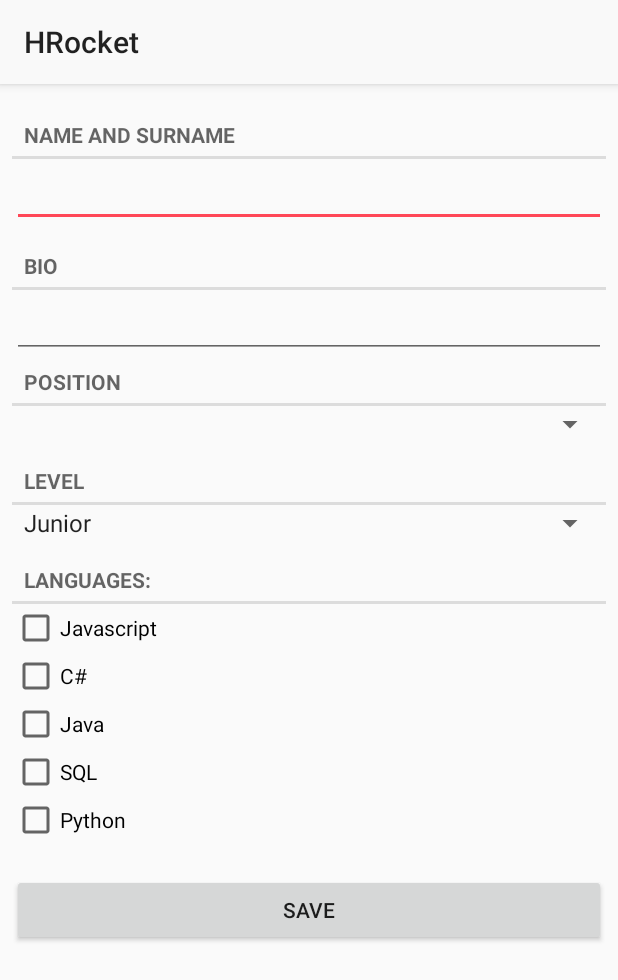
After one commit to akali/MyApp, an Android app: the CreateCandidateActivity screen opened directly, with no data from a screen before it, on a phone screen of 412 x 824 dp. The commit adds this screen. Shown: the top 980 px of the screen. Run offline under Robolectric (Android 15) with nearby library versions, the phone set to English and light mode, and no system bars; our stand-ins replace Firebase (no records; nobody signed in at launch, a user with empty details on screens opened directly); 1 statement that could not run was skipped.

Commit message:
[wip] to merge

```diff
--- a/app/src/main/java/com/example/hrapp/CandidateFragment.java
+++ b/app/src/main/java/com/example/hrapp/CandidateFragment.java
@@ -1,6 +1,7 @@
 package com.example.hrapp;
 
 
+import android.content.Intent;
 import android.os.Bundle;
 import android.support.annotation.NonNull;
 import android.support.annotation.Nullable;
@@ -20,11 +21,15 @@ import com.example.hrapp.models.Position;
 import java.util.Arrays;
 import java.util.List;
 
+import static android.app.Activity.RESULT_OK;
+
 
 /**
  * A simple {@link Fragment} subclass.
  */
 public class CandidateFragment extends Fragment {
+
+    private static final int CREATE_CANDIDATE_REQUEST_CODE = 101;
 
     public CandidateFragment() {
         // Required empty public constructor
@@ -77,6 +82,16 @@ public class CandidateFragment extends Fragment {
     }
 
     private void onAddClick() {
+        Intent intent = new Intent(getContext(), CreateCandidateActivity.class);
+        startActivityForResult(intent, CREATE_CANDIDATE_REQUEST_CODE);
+    }
 
+    @Override
+    public void onActivityResult(int requestCode, int resultCode, Intent data) {
+        super.onActivityResult(requestCode, resultCode, data);
+
+        if (requestCode == CREATE_CANDIDATE_REQUEST_CODE && resultCode == RESULT_OK) {
+
+        }
     }
 }
--- /dev/null
+++ b/app/src/main/java/com/example/hrapp/CreateCandidateActivity.java
@@ -0,0 +1,187 @@
+package com.example.hrapp;
+
+import android.support.annotation.NonNull;
+import android.support.v7.app.AppCompatActivity;
+import android.os.Bundle;
+import android.text.TextUtils;
+import android.util.Log;
+import android.view.View;
+import android.widget.AdapterView;
+import android.widget.ArrayAdapter;
+import android.widget.Button;
+import android.widget.CheckBox;
+import android.widget.CompoundButton;
+import android.widget.EditText;
+import android.widget.Spinner;
+import android.widget.Toast;
+
+import com.example.hrapp.models.Candidate;
+import com.example.hrapp.models.Language;
+import com.example.hrapp.models.Position;
+import com.google.firebase.database.DataSnapshot;
+import com.google.firebase.database.DatabaseError;
+import com.google.firebase.database.DatabaseReference;
+import com.google.firebase.database.FirebaseDatabase;
+import com.google.firebase.database.ValueEventListener;
+
+import java.util.ArrayList;
+import java.util.List;
+import java.util.concurrent.ConcurrentLinkedQueue;
+
+public class CreateCandidateActivity extends AppCompatActivity {
+
+  private CheckBox mJavascript;
+  private CheckBox mCsharp;
+  private CheckBox mJava;
+  private CheckBox mSql;
+  private CheckBox mPython;
+  private List<Language> mLanguages;
+  private int mLanguagesCount;
+
+  private Spinner mPositionSpinner;
+  private Spinner mLevelSpinner;
+  private EditText displayNameEditText;
+  private EditText bioEditText;
+  private Button mSaveButton;
+
+  private int mCount;
+  private String mLevel;
+  private Position mPosition;
+  private String mQuestion;
+  private String mAnswer;
+  private ArrayList<String> mPositions;
+  private ArrayAdapter<CharSequence> mLevelsAdapter;
+  private ArrayAdapter<String> mPositionsAdapter;
+
+
+  private DatabaseReference mQuestionsDatabaseReference;
+  private DatabaseReference mPositionsDatabaseReference;
+  private DatabaseReference mLanguagesDatabaseReference;
+  private List<Position> fullPositions;
+
+  @Override
+  protected void onCreate(Bundle savedInstanceState) {
+    super.onCreate(savedInstanceState);
+    setContentView(R.layout.activity_create_candidate);
+
+    mJavascript = findViewById(R.id.check_javascript);
+    mCsharp = findViewById(R.id.check_csharp);
+    mJava = findViewById(R.id.check_java);
+    mSql = findViewById(R.id.check_sql);
+    mPython = findViewById(R.id.check_python);
+    mLanguages = new ArrayList<>();
+
+    mPositionSpinner = findViewById(R.id.position_spinner);
+    mLevelSpinner = findViewById(R.id.level_spinner);
+    mSaveButton = findViewById(R.id.save_question);
+    displayNameEditText = findViewById(R.id.display_name_edit_text);
+    bioEditText = findViewById(R.id.bio_edit_text);
+    mPositions = new ArrayList<>();
+    fullPositions = new ArrayList<>();
+
+    mPositionsDatabaseReference = FirebaseDatabase.getInstance().getReference().child("Positions");
+
+    mPositionsDatabaseReference.addValueEventListener(new ValueEventListener() {
+      @Override
+      public void onDataChange(@NonNull DataSnapshot dataSnapshot) {
+        for (DataSnapshot dataSnapshot1: dataSnapshot.getChildren()) {
+          Position value = dataSnapshot1.getValue(Position.class);
+          fullPositions.add(value);
+          mPositions.add(value.getName());
+        }
+
+        mPositionsAdapter = new ArrayAdapter<>(CreateCandidateActivity.this,
+          android.R.layout.simple_spinner_item, mPositions);
+        mPositionsAdapter.setDropDownViewResource(android.R.layout.simple_spinner_dropdown_item);
+        mPositionSpinner.setAdapter(mPositionsAdapter);
+      }
+
+      @Override
+      public void onCancelled(@NonNull DatabaseError databaseError) {
+        Log.w("Hello", "Failed to read value.", databaseError.toException());
+      }
+    });
+
+    mPositionSpinner.setOnItemSelectedListener(selectListener);
+
+    mLevelsAdapter = ArrayAdapter.createFromResource(this, R.array.levels,
+      android.R.layout.simple_spinner_item);
+    mLevelsAdapter.setDropDownViewResource(android.R.layout.simple_spinner_dropdown_item);
+    mLevelSpinner.setAdapter(mLevelsAdapter);
+    mLevelSpinner.setOnItemSelectedListener(selectListener);
+
+    mJavascript.setOnCheckedChangeListener(checkedListener);
+    mCsharp.setOnCheckedChangeListener(checkedListener);
+    mJava.setOnCheckedChangeListener(checkedListener);
+    mSql.setOnCheckedChangeListener(checkedListener);
+    mPython.setOnCheckedChangeListener(checkedListener);
+
+    mSaveButton.setOnClickListener(new View.OnClickListener() {
+      @Override
+      public void onClick(View v) {
+        onSave();
+      }
+    });
+  }
+
+  private void onSave() {
+    String displayName = displayNameEditText.getText().toString();
+    String bio = bioEditText.getText().toString();
+
+    if (TextUtils.isEmpty(displayName) || TextUtils.isEmpty(bio)) {
+      Toast.makeText(this, "Please fill name and bio", Toast.LENGTH_SHORT).show();
+      return;
+    }
+
+    Candidate candidate = new Candidate(
+      0,
+      displayName,
+      mLanguages,
+      mPosition,
+      mLevel,
+      bio
+    );
+
+    // TODO: to add into firebase
+
+  }
+
+  AdapterView.OnItemSelectedListener selectListener = new AdapterView.OnItemSelectedListener() {
+    @Override
+    public void onItemSelected(AdapterView<?> parent, View view, int position, long id) {
+      int spinnerId = parent.getId();
+      switch (spinnerId) {
+        case R.id.level_spinner:
+          mLevel = parent.getItemAtPosition(position).toString();
+          break;
+        case R.id.position_spinner:
+          mPosition = fullPositions.get(position);
+          break;
+      }
+    }
+
+    @Override
+    public void onNothingSelected(AdapterView<?> parent) {
+
+    }
+  };
+
+  CompoundButton.OnCheckedChangeListener checkedListener = new CompoundButton.OnCheckedChangeListener() {
+    @Override
+    public void onCheckedChanged(CompoundButton buttonView, boolean isChecked) {
+      Language l = new Language(mLanguages.size(), buttonView.getText().toString());
+      if (isChecked) {
+        mLanguages.add(l);
+      } else {
+        List<Language> nLanguages = new ArrayList<>();
+
+        for (Language mLanguage : mLanguages) {
+          if (!mLanguage.getTitle().equalsIgnoreCase(l.getTitle()))
+            nLanguages.add(new Language(nLanguages.size(), mLanguage.getTitle()));
+        }
+
+        mLanguages = nLanguages;
+      }
+    }
+  };
+}
--- a/app/src/main/java/com/example/hrapp/adapter/CandidateAdapter.java
+++ b/app/src/main/java/com/example/hrapp/adapter/CandidateAdapter.java
@@ -48,7 +48,7 @@ public class CandidateAdapter extends RecyclerView.Adapter<CandidateAdapter.View
       super(itemView);
 
       nameTextView = itemView.findViewById(R.id.name_text_view);
-      bioTextView = itemView.findViewById(R.id.bio_text_view);
+      bioTextView = itemView.findViewById(R.id.bio_edit_text);
       levelButton = itemView.findViewById(R.id.level_button);
     }
 
--- a/app/src/main/java/com/example/hrapp/models/Candidate.java
+++ b/app/src/main/java/com/example/hrapp/models/Candidate.java
@@ -48,6 +48,10 @@ public class Candidate implements Parcelable {
       return new Candidate[size];
     }
   };
+
+  public Candidate() {
+
+  }
 
   @Override
   public String toString() {
--- /dev/null
+++ b/app/src/main/res/layout/activity_create_candidate.xml
@@ -0,0 +1,111 @@
+<?xml version="1.0" encoding="utf-8"?>
+<LinearLayout xmlns:android="http://schemas.android.com/apk/res/android"
+    xmlns:app="http://schemas.android.com/apk/res-auto"
+    xmlns:tools="http://schemas.android.com/tools"
+    android:layout_width="match_parent"
+    android:layout_height="match_parent"
+    tools:context=".CreateCandidateActivity"
+    android:orientation="vertical"
+    android:padding="8dp"
+    >
+
+    <TextView
+        android:layout_width="match_parent"
+        android:layout_height="wrap_content"
+        android:layout_marginTop="10dp"
+        style="?android:listSeparatorTextViewStyle"
+        android:text="Name and Surname" />
+
+    <EditText
+        android:id="@+id/display_name_edit_text"
+        android:layout_width="match_parent"
+        android:layout_height="wrap_content" />
+
+    <TextView
+        android:layout_width="match_parent"
+        android:layout_height="wrap_content"
+        android:layout_marginTop="10dp"
+        style="?android:listSeparatorTextViewStyle"
+        android:text="Bio" />
+
+    <EditText
+        android:id="@+id/bio_edit_text"
+        android:layout_width="match_parent"
+        android:layout_height="wrap_content" />
+
+    <TextView
+        android:layout_width="match_parent"
+        android:layout_height="wrap_content"
+        style="?android:listSeparatorTextViewStyle"
+        android:text="Position"/>
+
+    <Spinner
+        android:id="@+id/position_spinner"
+        android:layout_width="match_parent"
+        android:layout_height="wrap_content" />
+
+    <TextView
+        android:layout_width="match_parent"
+        android:layout_height="wrap_content"
+        android:layout_marginTop="10dp"
+        style="?android:listSeparatorTextViewStyle"
+        android:text="Level"/>
+
+    <Spinner
+        android:id="@+id/level_spinner"
+        android:layout_width="match_parent"
+        android:layout_height="wrap_content"/>
+
+    <TextView
+        android:layout_width="match_parent"
+        android:layout_height="wrap_content"
+        android:layout_marginTop="10dp"
+        style="?android:listSeparatorTextViewStyle"
+        android:text="Languages:" />
+
+    <LinearLayout
+        android:layout_width="match_parent"
+        android:layout_height="wrap_content"
+        android:orientation="vertical">
+
+        <CheckBox
+            android:id="@+id/check_javascript"
+            android:layout_width="wrap_content"
+            android:layout_height="wrap_content"
+            android:text="Javascript"/>
+
+        <CheckBox
+            android:id="@+id/check_csharp"
+            android:layout_width="wrap_content"
+            android:layout_height="wrap_content"
+            android:text="C#"/>
+
+        <CheckBox
+            android:id="@+id/check_java"
+            android:layout_width="wrap_content"
+            android:layout_height="wrap_content"
+            android:text="Java"/>
+
+        <CheckBox
+            android:id="@+id/check_sql"
+            android:layout_width="wrap_content"
+            android:layout_height="wrap_content"
+            android:text="SQL"/>
+
+        <CheckBox
+            android:id="@+id/check_python"
+            android:layout_width="wrap_content"
+            android:layout_height="wrap_content"
+            android:text="Python"/>
+
+    </LinearLayout>
+
+    <Button
+        android:id="@+id/save_button"
+        android:layout_width="match_parent"
+        android:layout_height="wrap_content"
+        android:layout_marginTop="20dp"
+        android:text="Save"/>
+
+
+</LinearLayout>
--- a/app/src/main/res/layout/item_candidate.xml
+++ b/app/src/main/res/layout/item_candidate.xml
@@ -27,7 +27,7 @@
             android:text="Pavel Drurov" />
 
         <TextView
-            android:id="@+id/bio_text_view"
+            android:id="@+id/bio_edit_text"
             android:text="some background"
             android:lines="3"
             android:layout_width="wrap_content"
```
Also changed, not shown: app/src/main/AndroidManifest.xml (+7 -4 lines).
